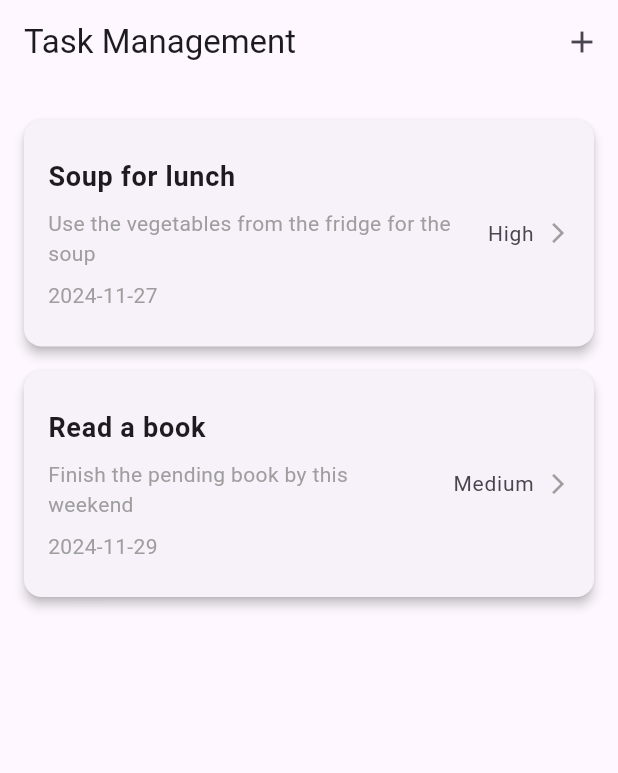
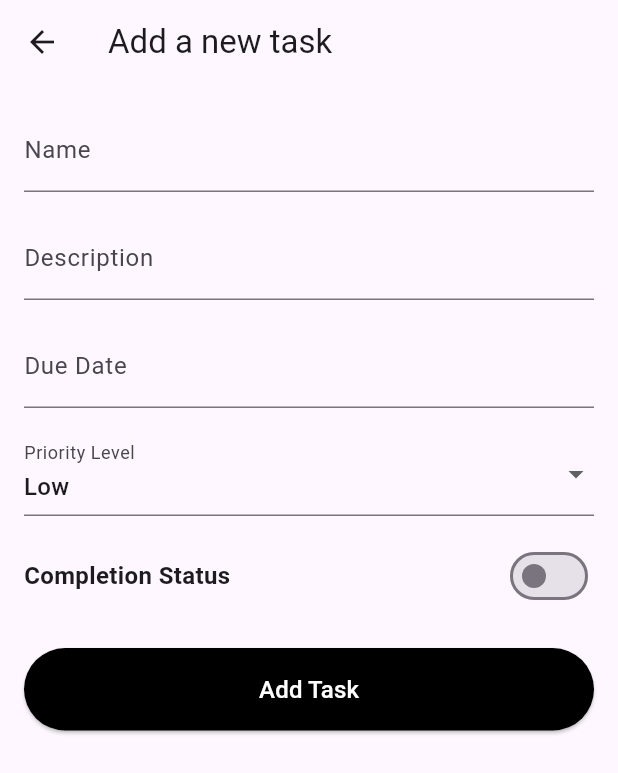
Before and after one commit to oanag27/Mobile-Non-Native, a Flutter app: the screen it shows after launch, after a tap on the "add" icon, on a phone screen of 412 x 824 dp. Shown: the top 773 px of the screen. Run offline on Flutter 3.47's test engine with Material 3 defaults, Android fonts, the phone set to English and light mode, and no system bars.

Commit message:
Add new task page

```diff
--- a/lib/model/task_model.dart
+++ b/lib/model/task_model.dart
@@ -1,5 +1,5 @@
 class Task {
-  final String id;
+  final int id;
   final String title;
   final String description;
   final DateTime dueDate;
--- a/lib/provider/task_provider.dart
+++ b/lib/provider/task_provider.dart
@@ -18,6 +18,11 @@ class TaskProvider with ChangeNotifier {
     notifyListeners(); // Notify the UI to update the specific item
   }
 
+  void addTask(Task task) {
+    _tasks.add(task);
+    notifyListeners();
+  }
+
   Task getTaskById(String id) {
     return _repository.getTaskById(id);
   }
--- a/lib/repository/task_repository.dart
+++ b/lib/repository/task_repository.dart
@@ -3,7 +3,7 @@ import 'package:flutter_application_1/model/task_model.dart';
 class TaskRepository {
   final List<Task> _tasks = [
     Task(
-      id: '1',
+      id: 1,
       title: 'Soup for lunch',
       description: 'Use the vegetables from the fridge for the soup',
       dueDate: DateTime.now().add(Duration(days: 1)),
@@ -11,7 +11,7 @@ class TaskRepository {
       isCompleted: false,
     ),
     Task(
-      id: '2',
+      id: 2,
       title: 'Read a book',
       description: 'Finish the pending book by this weekend',
       dueDate: DateTime.now().add(Duration(days: 3)),
--- /dev/null
+++ b/lib/screens/add_task_screen.dart
@@ -0,0 +1,157 @@
+import 'package:flutter/material.dart';
+import 'package:flutter_application_1/model/task_model.dart';
+
+class AddTaskScreen extends StatefulWidget {
+  @override
+  _AddTaskScreenState createState() => _AddTaskScreenState();
+}
+
+class _AddTaskScreenState extends State<AddTaskScreen> {
+  final _formKey = GlobalKey<FormState>();
+  String _title = '';
+  String _description = '';
+  DateTime? _dueDate;
+  String _priority = 'Low';
+  bool _isCompleted = false;
+
+  void _selectDate() async {
+    final pickedDate = await showDatePicker(
+      context: context,
+      initialDate: DateTime.now(),
+      firstDate: DateTime.now(),
+      lastDate: DateTime(2100),
+    );
+
+    if (pickedDate != null) {
+      setState(() {
+        _dueDate = pickedDate;
+      });
+    }
+  }
+
+  void _saveTask() {
+    if (_formKey.currentState!.validate()) {
+      _formKey.currentState!.save();
+
+      // Create a new Task object
+      final newTask = Task(
+        id: 0,
+        title: _title,
+        description: _description,
+        dueDate: _dueDate ?? DateTime.now(),
+        priorityLevel: _priority,
+        isCompleted: _isCompleted,
+      );
+
+      // Pass the task back to the previous screen
+      Navigator.of(context).pop(newTask);
+    }
+  }
+
+  @override
+  Widget build(BuildContext context) {
+    return Scaffold(
+      appBar: AppBar(
+        title: const Text('Add a new task'),
+        leading: IconButton(
+          icon: const Icon(Icons.arrow_back),
+          onPressed: () => Navigator.of(context).pop(),
+        ),
+      ),
+      body: Padding(
+        padding: const EdgeInsets.all(16.0),
+        child: Form(
+          key: _formKey,
+          child: ListView(
+            children: [
+              TextFormField(
+                decoration: const InputDecoration(
+                  labelText: 'Name',
+                  hintText: 'Enter name',
+                ),
+                validator: (value) {
+                  if (value == null || value.trim().isEmpty) {
+                    return 'Name is required.';
+                  }
+                  return null;
+                },
+                onSaved: (value) => _title = value!,
+              ),
+              const SizedBox(height: 16),
+              TextFormField(
+                decoration: const InputDecoration(
+                  labelText: 'Description',
+                  hintText: 'Enter description',
+                ),
+                onSaved: (value) => _description = value ?? '',
+              ),
+              const SizedBox(height: 16),
+              GestureDetector(
+                onTap: _selectDate,
+                child: AbsorbPointer(
+                  child: TextFormField(
+                    decoration: InputDecoration(
+                      labelText: 'Due Date',
+                      hintText: _dueDate == null
+                          ? 'Select a date'
+                          : _dueDate!.toIso8601String().split('T')[0],
+                    ),
+                  ),
+                ),
+              ),
+              const SizedBox(height: 16),
+              DropdownButtonFormField<String>(
+                value: _priority,
+                items: ['Low', 'Medium', 'High']
+                    .map((priority) => DropdownMenuItem(
+                          value: priority,
+                          child: Text(priority),
+                        ))
+                    .toList(),
+                onChanged: (value) {
+                  setState(() {
+                    _priority = value!;
+                  });
+                },
+                decoration: const InputDecoration(
+                  labelText: 'Priority Level',
+                  hintText: 'Enter priority level',
+                ),
+              ),
+              const SizedBox(height: 16),
+              Row(
+                mainAxisAlignment: MainAxisAlignment.spaceBetween,
+                children: [
+                  const Text(
+                    'Completion Status',
+                    style: TextStyle(fontSize: 16, fontWeight: FontWeight.bold),
+                  ),
+                  Switch(
+                    value: _isCompleted,
+                    onChanged: (value) {
+                      setState(() {
+                        _isCompleted = value;
+                      });
+                    },
+                  ),
+                ],
+              ),
+              const SizedBox(height: 24),
+              ElevatedButton(
+                onPressed: _saveTask,
+                style: ElevatedButton.styleFrom(
+                  padding: const EdgeInsets.symmetric(vertical: 16.0),
+                  backgroundColor: Colors.black,
+                ),
+                child: const Text(
+                  'Add Task',
+                  style: TextStyle(fontSize: 16, color: Colors.white),
+                ),
+              ),
+            ],
+          ),
+        ),
+      ),
+    );
+  }
+}
--- a/lib/screens/task_list_screen.dart
+++ b/lib/screens/task_list_screen.dart
@@ -1,21 +1,29 @@
 import 'package:flutter/material.dart';
 import 'package:flutter_application_1/model/task_model.dart';
 import 'package:flutter_application_1/provider/task_provider.dart';
+import 'package:flutter_application_1/screens/add_task_screen.dart';
 import 'package:provider/provider.dart';
-
 
 class TaskListScreen extends StatelessWidget {
   @override
   Widget build(BuildContext context) {
     final tasks = context.watch<TaskProvider>().tasks;
-return Scaffold(
+    return Scaffold(
       appBar: AppBar(
         title: const Text('Task Management'),
         actions: [
           IconButton(
             icon: const Icon(Icons.add),
-            onPressed: () {
-              // Add new task functionality (to be implemented)
+            onPressed: () async {
+              // Navigate to AddTaskScreen and wait for result
+              final newTask = await Navigator.of(context).push(
+                MaterialPageRoute(builder: (context) => AddTaskScreen()),
+              );
+
+              if (newTask != null && newTask is Task) {
+                // Add the new task to the provider
+                context.read<TaskProvider>().addTask(newTask);
+              }
             },
           ),
         ],
@@ -33,6 +41,7 @@ return Scaffold(
     );
   }
 }
+
 class TaskCard extends StatelessWidget {
   final Task task;
 
```
